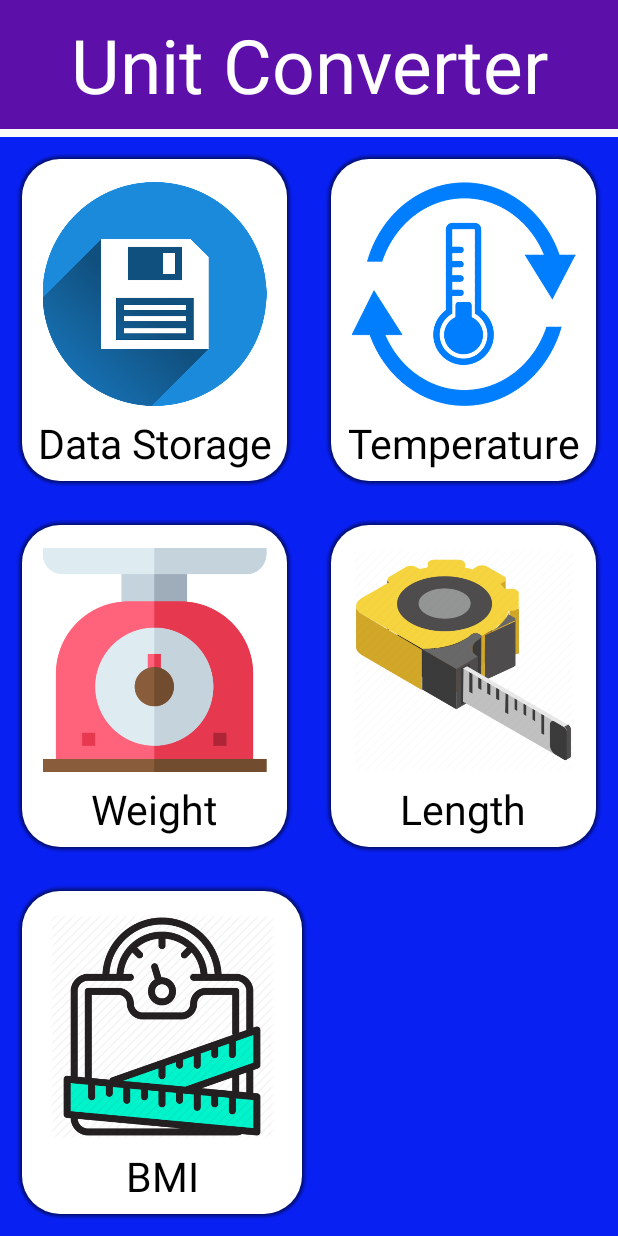
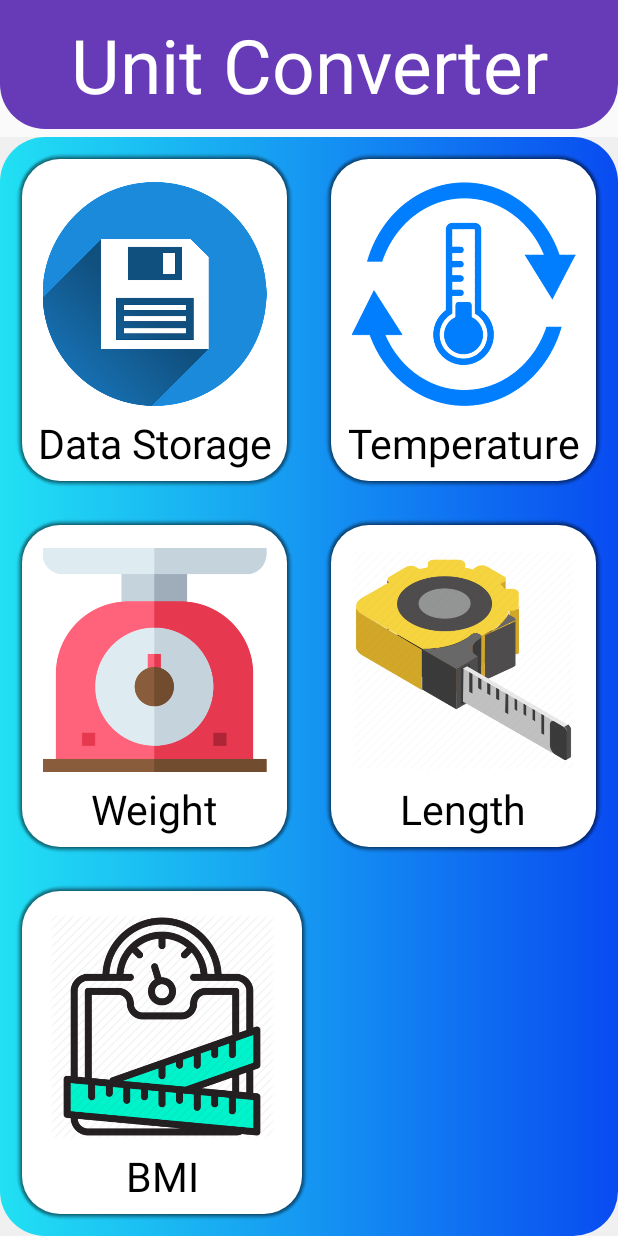
Before and after one commit to lamcao97/Converter, an Android app: the screen it shows after launch (MainActivity), on a phone screen of 412 x 824 dp. Run offline under Robolectric (Android 15) with nearby library versions, the phone set to English and light mode, and no system bars.

Commit message:
change button
change button and design actionbar

```diff
--- a/CuoiKi/app/src/main/java/com/example/cuoiki/MainActivity.java
+++ b/CuoiKi/app/src/main/java/com/example/cuoiki/MainActivity.java
@@ -3,6 +3,7 @@ package com.example.cuoiki;
 import androidx.appcompat.app.AppCompatActivity;
 
 import android.content.Intent;
+import android.graphics.Color;
 import android.os.Bundle;
 import android.view.View;
 import android.widget.LinearLayout;
@@ -20,6 +21,7 @@ public class MainActivity extends AppCompatActivity {
             @Override
             public void onClick(View v) {
                 Intent intent = new Intent(MainActivity.this, Datastorage.class);
+//                data.setBackgroundColor(Color.parseColor(String.valueOf(R.string.mau_xanh)));
                 startActivity(intent);
             }
         });
--- /dev/null
+++ b/CuoiKi/app/src/main/res/drawable-v24/btn_corner_bot_main.xml
@@ -0,0 +1,13 @@
+<?xml version="1.0" encoding="utf-8"?>
+<shape xmlns:android="http://schemas.android.com/apk/res/android"
+    android:shape="rectangle">
+    <gradient
+        android:startColor="#21E1F3"
+        android:endColor="#094BF1">
+    </gradient>
+
+    <corners
+        android:bottomLeftRadius="30dp"
+        android:bottomRightRadius="30dp">
+    </corners>
+</shape>
--- /dev/null
+++ b/CuoiKi/app/src/main/res/drawable-v24/btn_corner_mid.xml
@@ -0,0 +1,8 @@
+<?xml version="1.0" encoding="utf-8"?>
+<shape xmlns:android="http://schemas.android.com/apk/res/android"
+    android:shape="rectangle">
+    <gradient
+        android:startColor="#21E1F3"
+        android:endColor="#094BF1">
+    </gradient>
+</shape>
--- /dev/null
+++ b/CuoiKi/app/src/main/res/drawable-v24/btn_corner_top.xml
@@ -0,0 +1,16 @@
+<?xml version="1.0" encoding="utf-8"?>
+<shape xmlns:android="http://schemas.android.com/apk/res/android"
+    android:shape="rectangle">
+    <gradient
+        android:startColor="#21E1F3"
+        android:endColor="#094BF1">
+    </gradient>
+<!--    <solid-->
+<!--        android:color="#673AB7">-->
+<!--    </solid>-->
+
+    <corners
+        android:topLeftRadius="30dp"
+        android:topRightRadius="30dp">
+    </corners>
+</shape>
--- /dev/null
+++ b/CuoiKi/app/src/main/res/drawable/btn_corner_bot.xml
@@ -0,0 +1,12 @@
+<?xml version="1.0" encoding="utf-8"?>
+<shape xmlns:android="http://schemas.android.com/apk/res/android"
+    android:shape="rectangle">
+    <solid
+        android:color="#673AB7">
+    </solid>
+
+    <corners
+        android:bottomLeftRadius="30dp"
+        android:bottomRightRadius="30dp">
+    </corners>
+</shape>
--- /dev/null
+++ b/CuoiKi/app/src/main/res/drawable/white_retangle_background.xml
@@ -0,0 +1,6 @@
+<?xml version="1.0" encoding="utf-8"?>
+<shape xmlns:android="http://schemas.android.com/apk/res/android"
+    android:shape="rectangle">
+    <solid android:color="#FFF"/>
+    <corners android:radius="10dp"/>
+</shape>
--- a/CuoiKi/app/src/main/res/layout/activity_datastore.xml
+++ b/CuoiKi/app/src/main/res/layout/activity_datastore.xml
@@ -17,7 +17,7 @@
             android:layout_width="match_parent"
             android:layout_height="match_parent"
             android:layout_marginBottom="5dp"
-            android:background="#673AB7"
+            android:background="@drawable/btn_corner_bot"
             android:gravity="center"
             android:shadowColor="#F1F1F1"
             android:text="Data Storage"
@@ -78,7 +78,7 @@
                 android:id="@+id/convert"
                 android:layout_width="350dp"
                 android:layout_height="wrap_content"
-                android:background="@drawable/button"
+                android:background="@drawable/btn_design"
                 android:gravity="center"
                 android:padding="15dp"
                 android:text="CHUYỂN ĐỔI"
--- a/CuoiKi/app/src/main/res/layout/activity_giaodien1.xml
+++ b/CuoiKi/app/src/main/res/layout/activity_giaodien1.xml
@@ -1,5 +1,4 @@
 <?xml version="1.0" encoding="utf-8"?>
-
 <LinearLayout
     xmlns:android="http://schemas.android.com/apk/res/android"
     xmlns:app="http://schemas.android.com/apk/res-auto"
@@ -17,7 +16,7 @@
             android:layout_width="match_parent"
             android:layout_height="match_parent"
             android:layout_marginBottom="5dp"
-            android:background="#5D0FAA"
+            android:background="@drawable/btn_corner_bot"
             android:gravity="center"
             android:shadowColor="#F1F1F1"
             android:text="Unit Converter"
@@ -37,7 +36,7 @@
             android:layout_width="match_parent"
             android:layout_height="0dp"
             android:layout_weight="1"
-            android:background="#0920F3"
+            android:background="@drawable/btn_corner_top"
             android:orientation="horizontal"
             android:weightSum="2">
 
@@ -106,7 +105,7 @@
             android:layout_width="match_parent"
             android:layout_height="0dp"
             android:layout_weight="1"
-            android:background="#0920F3"
+            android:background="@drawable/btn_corner_mid"
             android:orientation="horizontal"
             android:weightSum="2">
 
@@ -173,7 +172,7 @@
             android:layout_width="match_parent"
             android:layout_height="0dp"
             android:layout_weight="1"
-            android:background="#0920F3"
+            android:background="@drawable/btn_corner_bot_main"
             android:orientation="horizontal"
             android:weightSum="2">
 
--- a/CuoiKi/app/src/main/res/layout/activity_length.xml
+++ b/CuoiKi/app/src/main/res/layout/activity_length.xml
@@ -15,7 +15,7 @@
             android:layout_width="match_parent"
             android:layout_height="match_parent"
             android:layout_marginBottom="5dp"
-            android:background="#673AB7"
+            android:background="@drawable/btn_corner_bot"
             android:gravity="center"
             android:shadowColor="#F1F1F1"
             android:text="LENGTH"
@@ -69,7 +69,7 @@
                 android:id="@+id/convert"
                 android:layout_width="350dp"
                 android:layout_height="wrap_content"
-                android:background="@drawable/button"
+                android:background="@drawable/btn_design"
                 android:gravity="center"
                 android:padding="15dp"
                 android:text="CHUYỂN ĐỔI"
--- a/CuoiKi/app/src/main/res/layout/activity_temperature.xml
+++ b/CuoiKi/app/src/main/res/layout/activity_temperature.xml
@@ -15,7 +15,7 @@
             android:layout_width="match_parent"
             android:layout_height="match_parent"
             android:layout_marginBottom="5dp"
-            android:background="#B73AA2"
+            android:background="@drawable/btn_corner_bot"
             android:gravity="center"
             android:shadowColor="#F1F1F1"
             android:text="Temperature"
@@ -69,7 +69,7 @@
                 android:id="@+id/convert"
                 android:layout_width="350dp"
                 android:layout_height="wrap_content"
-                android:background="@drawable/button"
+                android:background="@drawable/btn_design"
                 android:gravity="center"
                 android:padding="15dp"
                 android:text="CHUYỂN ĐỔI"
--- a/CuoiKi/app/src/main/res/layout/activity_weight.xml
+++ b/CuoiKi/app/src/main/res/layout/activity_weight.xml
@@ -17,7 +17,7 @@
             android:layout_width="match_parent"
             android:layout_height="match_parent"
             android:layout_marginBottom="5dp"
-            android:background="#B73AA2"
+            android:background="@drawable/btn_corner_bot"
             android:gravity="center"
             android:shadowColor="#F1F1F1"
             android:text="Weight"
@@ -79,7 +79,7 @@
                 android:id="@+id/convert"
                 android:layout_width="350dp"
                 android:layout_height="wrap_content"
-                android:background="@drawable/button"
+                android:background="@drawable/btn_design"
                 android:gravity="center"
                 android:padding="15dp"
                 android:text="CHUYỂN ĐỔI"
--- a/CuoiKi/app/src/main/res/values/strings.xml
+++ b/CuoiKi/app/src/main/res/values/strings.xml
@@ -1,3 +1,4 @@
 <resources>
     <string name="app_name">CuoiKi</string>
+    <string name="mau_xanh">#4CAF50</string>
 </resources>
```
Also changed, not shown: CuoiKi/app/src/main/res/drawable/btn_design.xml (added, +12 -0 lines), CuoiKi/app/src/main/res/layout/activity_bmi.xml (+7 -2 lines), CuoiKi/app/gradle/wrapper/gradle-wrapper.properties (added), 5 other files.
